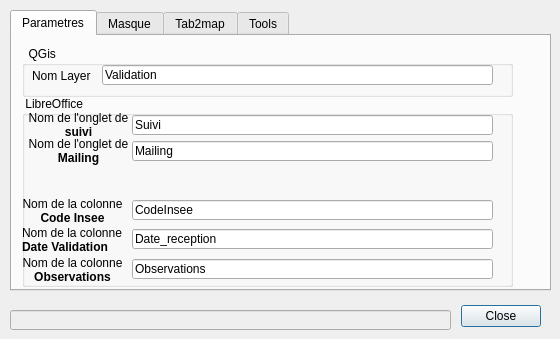
Before: the Qt Designer form suivi_avis_dialog_base.ui in olivierh65/SuiviAvis, drawn with Qt 5.
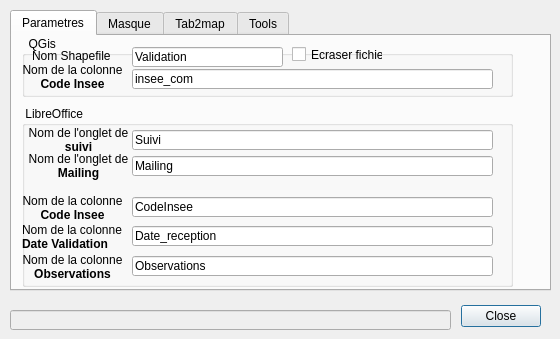
After: the same form once the commit is applied. The open tabs and pages were chosen to show the change. Custom widgets are drawn as their Qt base class.

The edit to the form file:
```diff
--- a/suivi_avis_dialog_base.ui
+++ b/suivi_avis_dialog_base.ui
@@ -58,9 +58,9 @@
         <property name="geometry">
          <rect>
           <x>10</x>
-          <y>10</y>
+          <y>0</y>
           <width>491</width>
-          <height>51</height>
+          <height>61</height>
          </rect>
         </property>
         <property name="title">
@@ -72,9 +72,9 @@
         <widget class="QLineEdit" name="defNomLayer">
          <property name="geometry">
           <rect>
-           <x>80</x>
-           <y>19</y>
-           <width>391</width>
+           <x>110</x>
+           <y>11</y>
+           <width>151</width>
            <height>20</height>
           </rect>
          </property>
@@ -86,13 +86,55 @@
          <property name="geometry">
           <rect>
            <x>10</x>
-           <y>20</y>
-           <width>71</width>
+           <y>10</y>
+           <width>81</width>
            <height>20</height>
           </rect>
          </property>
          <property name="text">
-          <string>Nom Layer</string>
+          <string>Nom Shapefile</string>
+         </property>
+        </widget>
+        <widget class="QLabel" name="label_13">
+         <property name="geometry">
+          <rect>
+           <x>0</x>
+           <y>26</y>
+           <width>101</width>
+           <height>31</height>
+          </rect>
+         </property>
+         <property name="text">
+          <string>&lt;html&gt;&lt;head/&gt;&lt;body&gt;&lt;p align=&quot;center&quot;&gt;Nom de la colonne &lt;span style=&quot; font-weight:600;&quot;&gt;Code Insee&lt;/span&gt;&lt;/p&gt;&lt;/body&gt;&lt;/html&gt;</string>
+         </property>
+         <property name="wordWrap">
+          <bool>true</bool>
+         </property>
+        </widget>
+        <widget class="QLineEdit" name="defDbCodeInsee">
+         <property name="geometry">
+          <rect>
+           <x>110</x>
+           <y>33</y>
+           <width>361</width>
+           <height>20</height>
+          </rect>
+         </property>
+         <property name="text">
+          <string>insee_com</string>
+         </property>
+        </widget>
+        <widget class="QCheckBox" name="overwriteMask">
+         <property name="geometry">
+          <rect>
+           <x>270</x>
+           <y>10</y>
+           <width>91</width>
+           <height>17</height>
+          </rect>
+         </property>
+         <property name="text">
+          <string>Ecraser fichier</string>
          </property>
         </widget>
        </widget>
@@ -100,9 +142,9 @@
         <property name="geometry">
          <rect>
           <x>10</x>
-          <y>60</y>
+          <y>70</y>
           <width>491</width>
-          <height>191</height>
+          <height>181</height>
          </rect>
         </property>
         <property name="title">
@@ -115,7 +157,7 @@
          <property name="geometry">
           <rect>
            <x>110</x>
-           <y>19</y>
+           <y>24</y>
            <width>361</width>
            <height>20</height>
           </rect>
@@ -128,7 +170,7 @@
          <property name="geometry">
           <rect>
            <x>6</x>
-           <y>14</y>
+           <y>19</y>
            <width>101</width>
            <height>31</height>
           </rect>
@@ -147,7 +189,7 @@
          <property name="geometry">
           <rect>
            <x>0</x>
-           <y>100</y>
+           <y>87</y>
            <width>101</width>
            <height>31</height>
           </rect>
@@ -163,7 +205,7 @@
          <property name="geometry">
           <rect>
            <x>110</x>
-           <y>104</y>
+           <y>91</y>
            <width>361</width>
            <height>20</height>
           </rect>
@@ -176,7 +218,7 @@
          <property name="geometry">
           <rect>
            <x>0</x>
-           <y>129</y>
+           <y>116</y>
            <width>101</width>
            <height>31</height>
           </rect>
@@ -192,7 +234,7 @@
          <property name="geometry">
           <rect>
            <x>110</x>
-           <y>133</y>
+           <y>120</y>
            <width>361</width>
            <height>20</height>
           </rect>
@@ -205,7 +247,7 @@
          <property name="geometry">
           <rect>
            <x>0</x>
-           <y>159</y>
+           <y>146</y>
            <width>101</width>
            <height>31</height>
           </rect>
@@ -221,7 +263,7 @@
          <property name="geometry">
           <rect>
            <x>110</x>
-           <y>163</y>
+           <y>150</y>
            <width>361</width>
            <height>20</height>
           </rect>
@@ -234,7 +276,7 @@
          <property name="geometry">
           <rect>
            <x>6</x>
-           <y>40</y>
+           <y>45</y>
            <width>101</width>
            <height>31</height>
           </rect>
@@ -253,7 +295,7 @@
          <property name="geometry">
           <rect>
            <x>110</x>
-           <y>45</y>
+           <y>50</y>
            <width>361</width>
            <height>20</height>
           </rect>
```
Left out of the diff: 8 changed lines with no effect on the pictures.
